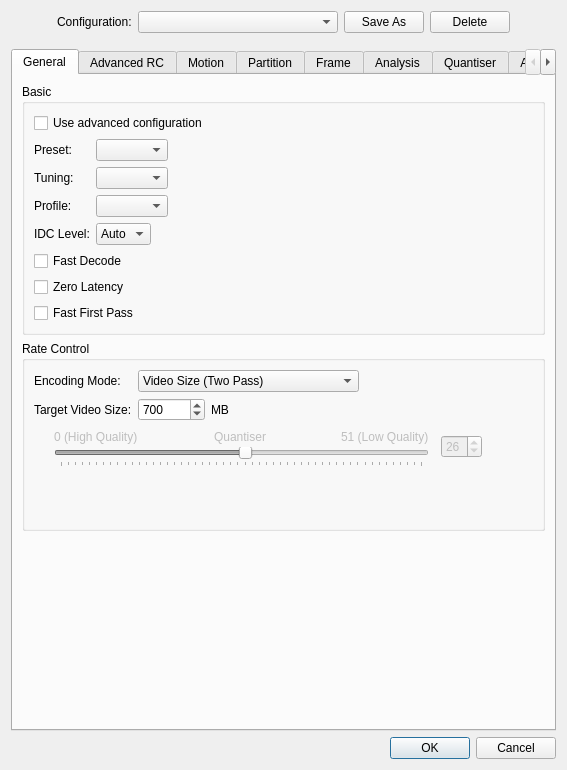
Before: the Qt Designer form avidemux_plugins/ADM_videoEncoder/x264/qt4/x264ConfigDialog.ui in mean00/avidemux2, drawn with Qt 5.
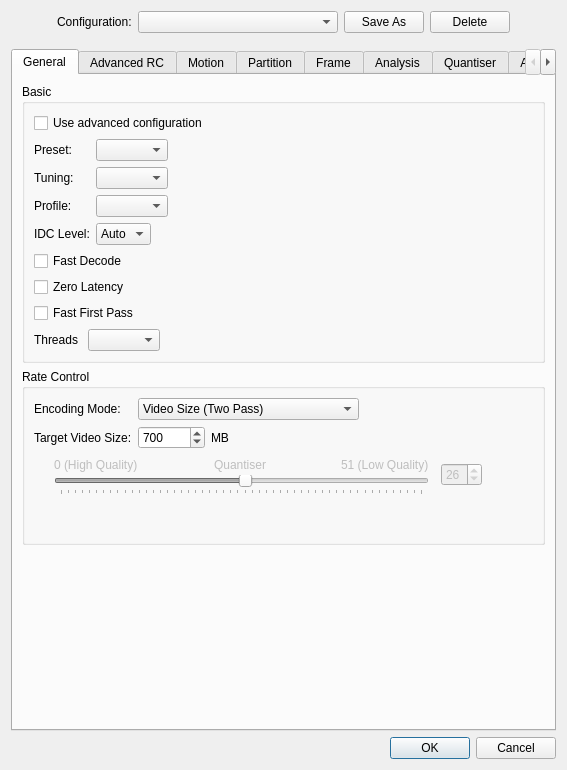
After: the same form once the commit is applied.

Commit message: [x264] Add a dialog entry to tune the number of threads

```diff
--- a/avidemux_plugins/ADM_videoEncoder/x264/qt4/x264ConfigDialog.ui
+++ b/avidemux_plugins/ADM_videoEncoder/x264/qt4/x264ConfigDialog.ui
@@ -339,6 +339,33 @@
             </property>
            </widget>
           </item>
+          <item>
+           <layout class="QHBoxLayout" name="horizontalLayout_10">
+            <item>
+             <widget class="QLabel" name="labelThread">
+              <property name="text">
+               <string>Threads </string>
+              </property>
+             </widget>
+            </item>
+            <item>
+             <widget class="QComboBox" name="comboBoxThreads"/>
+            </item>
+            <item>
+             <spacer name="horizontalSpacer_12">
+              <property name="orientation">
+               <enum>Qt::Horizontal</enum>
+              </property>
+              <property name="sizeHint" stdset="0">
+               <size>
+                <width>40</width>
+                <height>20</height>
+               </size>
+              </property>
+             </spacer>
+            </item>
+           </layout>
+          </item>
          </layout>
         </widget>
        </item>
```
The commit also changes 1 other file.
